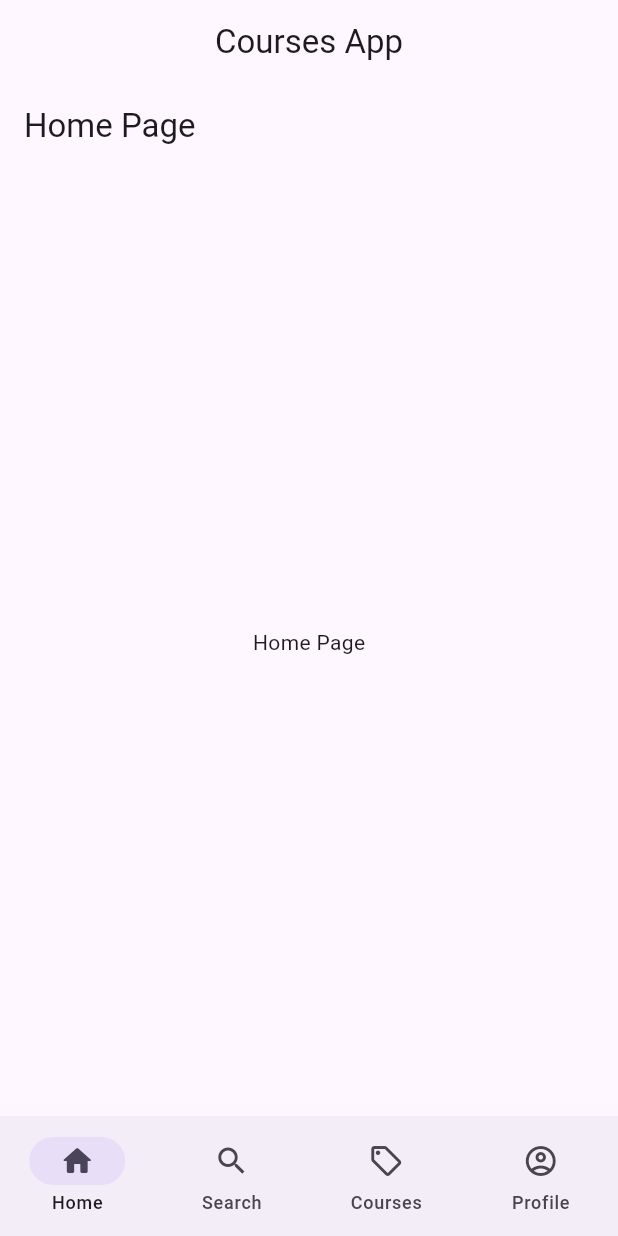
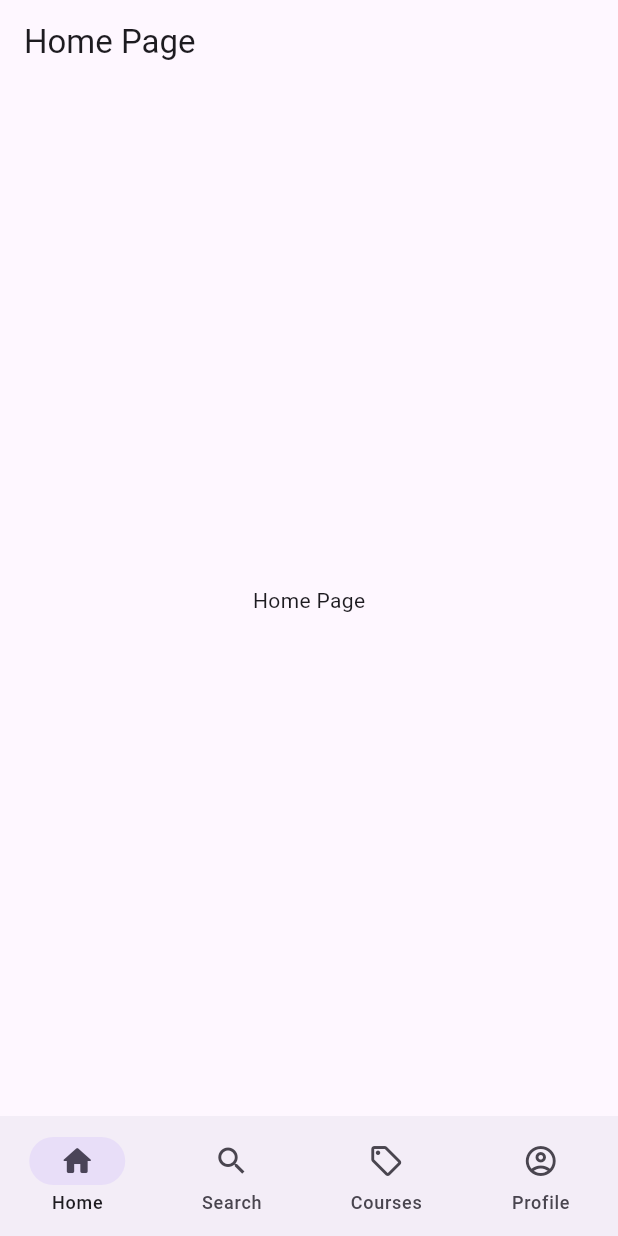
Before and after one commit to ibrahim2003lotfi/courses_app, a Flutter app: the screen it shows after launch, on a phone screen of 412 x 824 dp. Run offline on Flutter 3.47's test engine with Material 3 defaults, Android fonts, the light colour scheme and no system bars.

Commit message:
remove appbar

```diff
--- a/lib/main.dart
+++ b/lib/main.dart
@@ -1,4 +1,3 @@
-import 'package:courses_app/main%20pages/home/presentation/pages/home_page.dart';
 import 'package:courses_app/widget_tree.dart';
 import 'package:flutter/material.dart';
 
--- a/lib/widget_tree.dart
+++ b/lib/widget_tree.dart
@@ -6,7 +6,12 @@ import 'package:courses_app/main%20pages/search/presentation/pages/search_page.d
 import 'package:courses_app/navbar/presentation/main_navbar_page.dart';
 import 'package:flutter/material.dart';
 
-List<Widget> pages = [HomePage(), SearchPage(), CourseDetailsPage(), ProfilePage()];
+List<Widget> pages = [
+  HomePage(),
+  SearchPage(),
+  CourseDetailsPage(),
+  ProfilePage(),
+];
 
 class WidgetTree extends StatelessWidget {
   const WidgetTree({super.key});
@@ -14,7 +19,6 @@ class WidgetTree extends StatelessWidget {
   @override
   Widget build(BuildContext context) {
     return Scaffold(
-      appBar: AppBar(title: Text('Courses App'), centerTitle: true),
       body: ValueListenableBuilder(
         valueListenable: selectedPageNotifier,
         builder: (context, selectedPage, child) {
```
